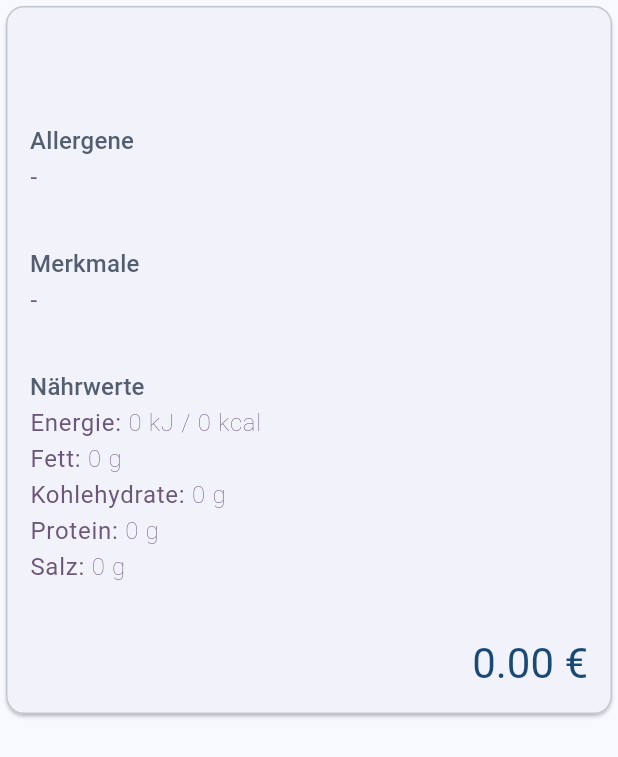
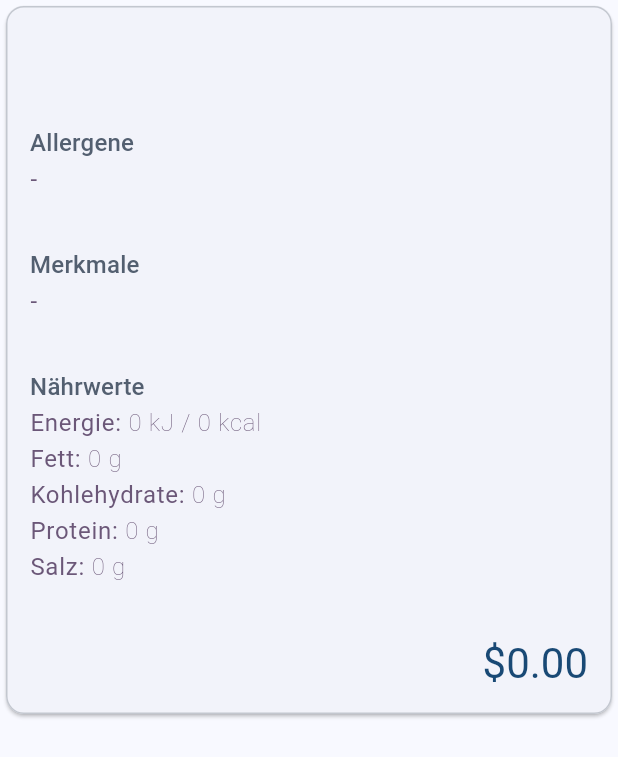
Before and after one commit to cestcedric/me-and-you, a Flutter app: the DishDetailCard widget shown alone on an empty page, opened directly with empty values, on a phone screen of 412 x 824 dp. Shown: the top 757 px of the screen. Run offline on Flutter 3.47's test engine with Material 2 defaults, Android fonts, the light colour scheme and no system bars; our stand-ins replace sticky_headers; network calls fail.

Commit message:
Selectable text in dish details, print numbers with local format

```diff
--- a/me_and_you/lib/main.dart
+++ b/me_and_you/lib/main.dart
@@ -1,4 +1,5 @@
 import 'package:flutter/material.dart';
+import 'package:intl/intl_standalone.dart';
 import 'package:me_and_you/state/app_state.dart';
 import 'package:me_and_you/widgets/home.dart';
 import 'package:provider/provider.dart';
@@ -12,6 +13,9 @@ class CanteenApp extends StatelessWidget {
 
   @override
   Widget build(BuildContext context) {
+    // set local
+    findSystemLocale();
+
     // async data retrieval to fill state, start as early as possible
     var appState = AppState();
     appState.update();
--- a/me_and_you/lib/utils/index.dart
+++ b/me_and_you/lib/utils/index.dart
@@ -1,5 +1,6 @@
 import 'dart:convert';
 import 'package:http/http.dart' as http;
+import 'package:intl/intl.dart';
 import 'package:me_and_you/widgets/config.dart';
 
 Future<dynamic> queryFirestore() async {
@@ -36,7 +37,7 @@ String dateToDashedString(DateTime date) {
 }
 
 String formatPrice(num price) {
-  return '${price.toStringAsFixed(2)} €';
+  return NumberFormat.simpleCurrency(locale: Intl.systemLocale).format(price);
 }
 
 String formatList(List list) {
@@ -44,7 +45,9 @@ String formatList(List list) {
 }
 
 String formatNum(num? x) {
-  return x?.toString() ?? '-';
+  return x != null
+      ? NumberFormat.decimalPattern(Intl.systemLocale).format(x)
+      : '-';
 }
 
 List<int> range(int length, {int start = 0, int step = 1}) {
--- a/me_and_you/lib/widgets/dish_card.dart
+++ b/me_and_you/lib/widgets/dish_card.dart
@@ -145,14 +145,16 @@ class DishDetailCard extends StatelessWidget {
               mainAxisAlignment: MainAxisAlignment.spaceBetween,
               crossAxisAlignment: CrossAxisAlignment.start,
               children: [
-                Text(dish.name, style: nameStyle),
+                SelectableText(dish.name, style: nameStyle),
                 Column(crossAxisAlignment: CrossAxisAlignment.start, children: [
                   Text('Allergene', style: subheaderStyle),
-                  Text(formatList(dish.allergens), style: subcontentStyle),
+                  SelectableText(formatList(dish.allergens),
+                      style: subcontentStyle),
                 ]),
                 Column(crossAxisAlignment: CrossAxisAlignment.start, children: [
                   Text('Merkmale', style: subheaderStyle),
-                  Text(formatList(dish.labels), style: subcontentStyle),
+                  SelectableText(formatList(dish.labels),
+                      style: subcontentStyle),
                 ]),
                 Column(crossAxisAlignment: CrossAxisAlignment.start, children: [
                   Text('Nährwerte', style: subheaderStyle),
--- a/me_and_you/pubspec.yaml
+++ b/me_and_you/pubspec.yaml
@@ -16,6 +16,7 @@ dependencies:
   sticky_headers: ^0.3.0+2
   http: ^1.1.0
   html: ^0.15.4
+  intl: ^0.18.1
 
 dev_dependencies:
   flutter_test:
```
